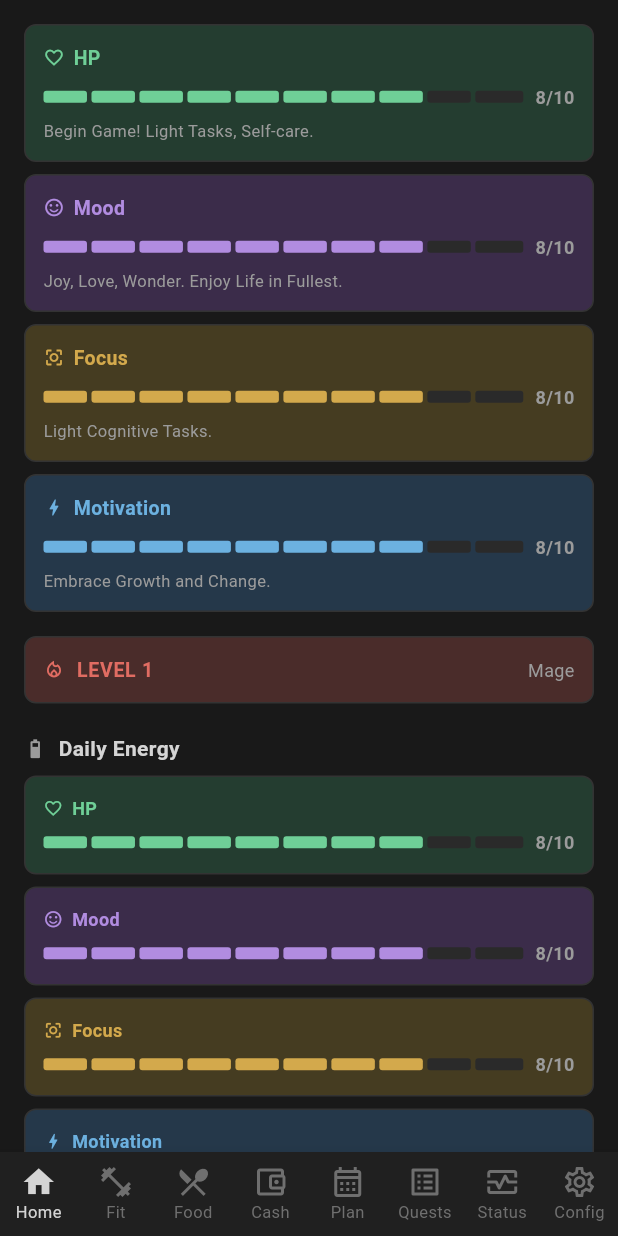
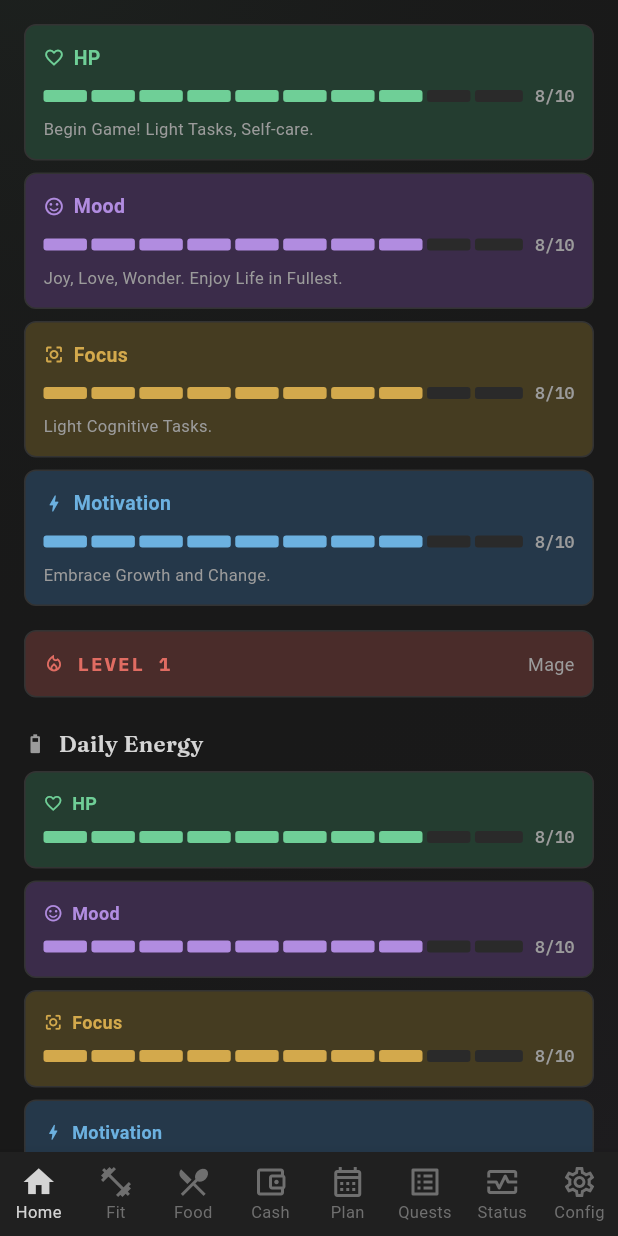
Before and after one commit to francis-p-n/taskAchiever, a Flutter app: the screen it shows after launch, on a phone screen of 412 x 824 dp. Run offline on Flutter 3.47's test engine with Material 3 defaults, Android fonts, the phone set to English and light mode, and no system bars; our stand-ins replace connectivity_plus, dio, fl_chart, flutter_riverpod, go_router, google_fonts and 4 more; missing offline and left inert: health; accounts and stored records are empty; generated files the repository leaves out were written again; network calls fail.

Commit message:
Design refinement: Fraunces display serif + IBM Plex Mono data voice, radial atmosphere behind screens, staggered dashboard entrance, animated block-bar fills, hairline tag borders

```diff
--- a/apps/flutter/lib/core/theme.dart
+++ b/apps/flutter/lib/core/theme.dart
@@ -1,7 +1,44 @@
 import 'package:flutter/material.dart';
+import 'package:google_fonts/google_fonts.dart';
 
-/// System font stack, like Notion itself uses — no runtime font fetching.
+/// System font stack, like Notion itself uses — body text stays native.
 const _fontFallback = ['Segoe UI', 'Inter', 'Roboto', 'Helvetica Neue'];
+
+/// The app speaks in three typographic voices:
+///  - display: Fraunces, an editorial serif for section titles, app bars and
+///    hero numbers — the "aesthetic journal" register of the template.
+///  - mono: IBM Plex Mono for data (tags, counters, bar labels) — the quiet
+///    "operating system" register that earns the name lifeOS.
+///  - body: the system sans stack, exactly like Notion.
+/// Google Fonts falls back to the system stack when offline, so the
+/// local-first app never blocks on a font fetch.
+class NotionType {
+  static TextStyle display({
+    double size = 14,
+    FontWeight weight = FontWeight.w600,
+    Color color = NotionColors.textPrimary,
+    double? height,
+  }) =>
+      GoogleFonts.fraunces(
+        fontSize: size,
+        fontWeight: weight,
+        color: color,
+        height: height,
+      );
+
+  static TextStyle mono({
+    double size = 12,
+    FontWeight weight = FontWeight.w500,
+    Color color = NotionColors.textMuted,
+    double letterSpacing = 0,
+  }) =>
+      GoogleFonts.ibmPlexMono(
+        fontSize: size,
+        fontWeight: weight,
+        color: color,
+        letterSpacing: letterSpacing,
+      );
+}
 
 /// Notion dark-mode palette, matching the Ashlynn Aspires gamification
 /// template: charcoal surfaces, muted text, soft colored callouts.
@@ -40,7 +77,9 @@ ThemeData buildGameTheme() {
   final base = ThemeData(
     brightness: Brightness.dark,
     useMaterial3: true,
-    scaffoldBackgroundColor: NotionColors.background,
+    // Transparent so screens inside the MainLayout shell let the shell's
+    // atmosphere layer show through; the shell paints the real charcoal.
+    scaffoldBackgroundColor: Colors.transparent,
     // shadcn components don't ripple — they shift background subtly.
     splashFactory: NoSplash.splashFactory,
     highlightColor: Colors.transparent,
@@ -66,15 +105,10 @@ ThemeData buildGameTheme() {
   return base.copyWith(
     textTheme: text,
     appBarTheme: AppBarTheme(
-      backgroundColor: NotionColors.background,
+      backgroundColor: Colors.transparent,
       elevation: 0,
       centerTitle: false,
-      titleTextStyle: const TextStyle(
-        fontSize: 16,
-        fontWeight: FontWeight.w600,
-        color: NotionColors.textPrimary,
-        fontFamilyFallback: _fontFallback,
-      ),
+      titleTextStyle: NotionType.display(size: 18),
       iconTheme: const IconThemeData(color: NotionColors.textMuted, size: 20),
     ),
     cardTheme: CardThemeData(
--- a/apps/flutter/lib/features/dashboard/presentation/dashboard_screen.dart
+++ b/apps/flutter/lib/features/dashboard/presentation/dashboard_screen.dart
@@ -14,6 +14,7 @@ import 'package:life_os/features/settings/presentation/edit_player_dialog.dart';
 import 'package:life_os/shared/widgets/block_bar.dart';
 import 'package:life_os/shared/widgets/integration_card.dart';
 import 'package:life_os/shared/widgets/notion_card.dart';
+import 'package:life_os/shared/widgets/reveal.dart';
 
 /// Daily XP goal shown on the gold Daily Target card.
 const _dailyTargetXp = 50;
@@ -32,25 +33,32 @@ class DashboardScreen extends ConsumerWidget {
         child: Column(
           crossAxisAlignment: CrossAxisAlignment.start,
           children: [
-            _EnergyRow(player: player),
+            Reveal(child: _EnergyRow(player: player)),
             const SizedBox(height: 16),
             if (isWide)
               Row(
                 crossAxisAlignment: CrossAxisAlignment.start,
                 children: [
-                  SizedBox(width: 260, child: _LeftColumn(player: player)),
+                  SizedBox(
+                      width: 260,
+                      child: Reveal(order: 1, child: _LeftColumn(player: player))),
                   const SizedBox(width: 16),
-                  Expanded(child: _CenterColumn(player: player)),
+                  Expanded(
+                      child:
+                          Reveal(order: 2, child: _CenterColumn(player: player))),
                   const SizedBox(width: 16),
-                  SizedBox(width: 300, child: _RightColumn(player: player)),
+                  SizedBox(
+                      width: 300,
+                      child:
+                          Reveal(order: 3, child: _RightColumn(player: player))),
                 ],
               )
             else ...[
-              _LeftColumn(player: player),
+              Reveal(order: 1, child: _LeftColumn(player: player)),
               const SizedBox(height: 16),
-              _CenterColumn(player: player),
+              Reveal(order: 2, child: _CenterColumn(player: player)),
               const SizedBox(height: 16),
-              _RightColumn(player: player),
+              Reveal(order: 3, child: _RightColumn(player: player)),
             ],
           ],
         ),
@@ -156,11 +164,11 @@ class _LeftColumn extends ConsumerWidget {
               const SizedBox(width: 8),
               Text(
                 'LEVEL ${player.level}',
-                style: const TextStyle(
-                  fontSize: 13,
-                  fontWeight: FontWeight.w700,
+                style: NotionType.mono(
+                  size: 13,
+                  weight: FontWeight.w700,
                   color: NotionColors.red,
-                  letterSpacing: 0.5,
+                  letterSpacing: 1.2,
                 ),
               ),
               const Spacer(),
@@ -759,9 +767,9 @@ class _RightColumn extends ConsumerWidget {
               const SizedBox(height: 4),
               Text(
                 '${player.xpToday} / $_dailyTargetXp',
-                style: const TextStyle(
-                  fontSize: 20,
-                  fontWeight: FontWeight.w700,
+                style: NotionType.display(
+                  size: 24,
+                  weight: FontWeight.w700,
                   color: NotionColors.yellow,
                 ),
               ),
@@ -970,8 +978,7 @@ class _StreakCard extends ConsumerWidget {
             children: [
               Text(
                 '${stats.currentStreak} day${stats.currentStreak == 1 ? '' : 's'}',
-                style: const TextStyle(
-                    fontSize: 16, fontWeight: FontWeight.w700),
+                style: NotionType.display(size: 19, weight: FontWeight.w700),
               ),
               Text(
                 'Longest ${stats.longestStreak}'
--- a/apps/flutter/lib/features/dashboard/presentation/main_layout.dart
+++ b/apps/flutter/lib/features/dashboard/presentation/main_layout.dart
@@ -3,6 +3,52 @@ import 'package:flutter_riverpod/flutter_riverpod.dart';
 import 'package:go_router/go_router.dart';
 import 'package:life_os/core/theme.dart';
 import 'package:life_os/features/player/application/player_notifier.dart';
+
+/// Barely-there color atmosphere behind every screen: a green breath at the
+/// top-left and a purple one at the bottom-right, ~4% alpha. It reads as
+/// depth, not decoration — the flat charcoal stays in charge.
+class _Atmosphere extends StatelessWidget {
+  final Widget child;
+
+  const _Atmosphere({required this.child});
+
+  @override
+  Widget build(BuildContext context) {
+    return Stack(
+      children: [
+        Positioned.fill(
+          child: IgnorePointer(
+            child: DecoratedBox(
+              decoration: BoxDecoration(
+                gradient: RadialGradient(
+                  center: const Alignment(-0.9, -1.1),
+                  radius: 1.3,
+                  colors: [
+                    NotionColors.green.withValues(alpha: 0.045),
+                    Colors.transparent,
+                  ],
+                ),
+              ),
+              child: DecoratedBox(
+                decoration: BoxDecoration(
+                  gradient: RadialGradient(
+                    center: const Alignment(1.1, 1.2),
+                    radius: 1.2,
+                    colors: [
+                      NotionColors.purple.withValues(alpha: 0.04),
+                      Colors.transparent,
+                    ],
+                  ),
+                ),
+              ),
+            ),
+          ),
+        ),
+        child,
+      ],
+    );
+  }
+}
 
 class MainLayout extends ConsumerWidget {
   final Widget child;
@@ -16,18 +62,20 @@ class MainLayout extends ConsumerWidget {
 
     if (isDesktop) {
       return Scaffold(
+        backgroundColor: NotionColors.background,
         body: Row(
           children: [
             _buildSidebar(context, ref),
             const VerticalDivider(thickness: 1, width: 1),
-            Expanded(child: child),
+            Expanded(child: _Atmosphere(child: child)),
           ],
         ),
       );
     }
 
     return Scaffold(
-      body: child,
+      backgroundColor: NotionColors.background,
+      body: _Atmosphere(child: child),
       bottomNavigationBar: _buildBottomNav(context),
     );
   }
@@ -81,10 +129,10 @@ class MainLayout extends ConsumerWidget {
               ),
               child: Text(
                 'LV ${player.level}',
-                style: const TextStyle(
+                style: NotionType.mono(
+                  size: 11,
+                  weight: FontWeight.w700,
                   color: NotionColors.red,
-                  fontWeight: FontWeight.w700,
-                  fontSize: 11,
                 ),
               ),
             ),
--- a/apps/flutter/lib/shared/widgets/block_bar.dart
+++ b/apps/flutter/lib/shared/widgets/block_bar.dart
@@ -25,15 +25,22 @@ class BlockBar extends StatelessWidget {
           child: Row(
             children: List.generate(max, (i) {
               final filled = i < value;
+              // Blocks light up left-to-right on first build, like the
+              // template's energy bars filling in.
               return Expanded(
-                child: Container(
+                child: TweenAnimationBuilder<double>(
+                  tween: Tween(begin: 0, end: 1),
+                  duration: Duration(milliseconds: 200 + i * 45),
+                  curve: Curves.easeOut,
+                  builder: (context, t, _) => Container(
                     height: 8,
                     margin: EdgeInsets.only(right: i == max - 1 ? 0 : 3),
                     decoration: BoxDecoration(
                       color: filled
-                        ? color
+                          ? color.withValues(alpha: t)
                           : NotionColors.surfaceHover,
                       borderRadius: BorderRadius.circular(2),
+                    ),
                   ),
                 ),
               );
@@ -44,11 +51,7 @@ class BlockBar extends StatelessWidget {
           const SizedBox(width: 8),
           Text(
             '$value/$max',
-            style: const TextStyle(
-              fontSize: 12,
-              fontWeight: FontWeight.w600,
-              color: NotionColors.textMuted,
-            ),
+            style: NotionType.mono(size: 11, weight: FontWeight.w600),
           ),
         ],
       ],
--- a/apps/flutter/lib/shared/widgets/notion_card.dart
+++ b/apps/flutter/lib/shared/widgets/notion_card.dart
@@ -84,11 +84,7 @@ class NotionSectionTitle extends StatelessWidget {
           Expanded(
             child: Text(
               title,
-              style: const TextStyle(
-                fontSize: 14,
-                fontWeight: FontWeight.w600,
-                color: NotionColors.textPrimary,
-              ),
+              style: NotionType.display(size: 15),
             ),
           ),
           ?trailing,
@@ -114,18 +110,16 @@ class NotionTag extends StatelessWidget {
   @override
   Widget build(BuildContext context) {
     return Container(
-      padding: const EdgeInsets.symmetric(horizontal: 8, vertical: 2),
+      padding: const EdgeInsets.symmetric(horizontal: 7, vertical: 2),
       decoration: BoxDecoration(
         color: bgColor,
         borderRadius: BorderRadius.circular(4),
+        // Hairline tinted edge keeps chips crisp against colored cards.
+        border: Border.all(color: color.withValues(alpha: 0.28), width: 0.5),
       ),
       child: Text(
         text,
-        style: TextStyle(
-          fontSize: 12,
-          fontWeight: FontWeight.w500,
-          color: color,
-        ),
+        style: NotionType.mono(size: 11, color: color),
       ),
     );
   }
--- /dev/null
+++ b/apps/flutter/lib/shared/widgets/reveal.dart
@@ -0,0 +1,53 @@
+import 'package:flutter/material.dart';
+
+/// One-shot entrance: fade in while rising 12px. Stagger sections by
+/// passing increasing [order] — each step adds 70ms of delay, so a page
+/// builds top-to-bottom like a Notion doc loading.
+class Reveal extends StatefulWidget {
+  final Widget child;
+  final int order;
+
+  const Reveal({super.key, required this.child, this.order = 0});
+
+  @override
+  State<Reveal> createState() => _RevealState();
+}
+
+class _RevealState extends State<Reveal> with SingleTickerProviderStateMixin {
+  late final AnimationController _controller = AnimationController(
+    vsync: this,
+    duration: const Duration(milliseconds: 380),
+  );
+  late final CurvedAnimation _curve =
+      CurvedAnimation(parent: _controller, curve: Curves.easeOutCubic);
+
+  @override
+  void initState() {
+    super.initState();
+    Future.delayed(Duration(milliseconds: 70 * widget.order), () {
+      if (mounted) _controller.forward();
+    });
+  }
+
+  @override
+  void dispose() {
+    _curve.dispose();
+    _controller.dispose();
+    super.dispose();
+  }
+
+  @override
+  Widget build(BuildContext context) {
+    return AnimatedBuilder(
+      animation: _curve,
+      builder: (context, child) => Opacity(
+        opacity: _curve.value,
+        child: Transform.translate(
+          offset: Offset(0, 12 * (1 - _curve.value)),
+          child: child,
+        ),
+      ),
+      child: widget.child,
+    );
+  }
+}
--- a/apps/flutter/pubspec.yaml
+++ b/apps/flutter/pubspec.yaml
@@ -48,6 +48,7 @@ dependencies:
   lottie: ^3.1.2
   image_picker: ^1.1.2
   url_launcher: ^6.3.1
+  google_fonts: ^8.1.0
 
 dev_dependencies:
   flutter_test:
```
Also changed, not shown: apps/flutter/pubspec.lock. Lines whose indentation alone changed are shown as unchanged.
